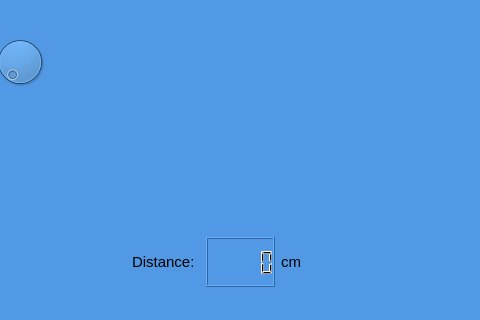
Qt form testBrowser/mainwindow.ui (Edewin/Gauge_Browser) before a commit; both pictures show x 101 to 581 and y 90 to 410 of the 683 by 410 pixel window.
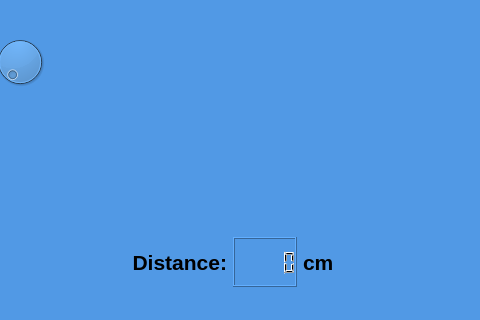
The same form after that commit. The open tabs and pages were chosen to show the change. Icons and pictures are not drawn. Custom widgets are drawn as their Qt base class.

What changed in the file:
```diff
--- a/testBrowser/mainwindow.ui
+++ b/testBrowser/mainwindow.ui
@@ -24,6 +24,12 @@
    <layout class="QVBoxLayout" name="verticalLayout_2">
     <item>
      <widget class="QToolBox" name="toolBox">
+      <property name="maximumSize">
+       <size>
+        <width>16777215</width>
+        <height>200</height>
+       </size>
+      </property>
       <property name="currentIndex">
        <number>2</number>
       </property>
@@ -59,7 +65,7 @@
          <x>0</x>
          <y>0</y>
          <width>665</width>
-         <height>182</height>
+         <height>76</height>
         </rect>
        </property>
        <attribute name="label">
@@ -114,18 +120,36 @@
           </property>
          </widget>
         </item>
+        <item>
+         <spacer name="verticalSpacer">
+          <property name="orientation">
+           <enum>Qt::Vertical</enum>
+          </property>
+          <property name="sizeHint" stdset="0">
+           <size>
+            <width>20</width>
+            <height>40</height>
+           </size>
+          </property>
+         </spacer>
+        </item>
         <item>
          <layout class="QHBoxLayout" name="horizontalLayout_2">
           <item>
            <widget class="QLabel" name="label_2">
             <property name="font">
              <font>
-              <pointsize>11</pointsize>
+              <pointsize>16</pointsize>
+              <weight>75</weight>
+              <bold>true</bold>
              </font>
             </property>
             <property name="text">
              <string>Distance:</string>
             </property>
+            <property name="alignment">
+             <set>Qt::AlignRight|Qt::AlignTrailing|Qt::AlignVCenter</set>
+            </property>
            </widget>
           </item>
           <item>
@@ -155,7 +179,9 @@
            <widget class="QLabel" name="label">
             <property name="font">
              <font>
-              <pointsize>11</pointsize>
+              <pointsize>16</pointsize>
+              <weight>75</weight>
+              <bold>true</bold>
              </font>
             </property>
             <property name="text">
```
Left out of the diff: 8 changed lines with no effect on the pictures.
